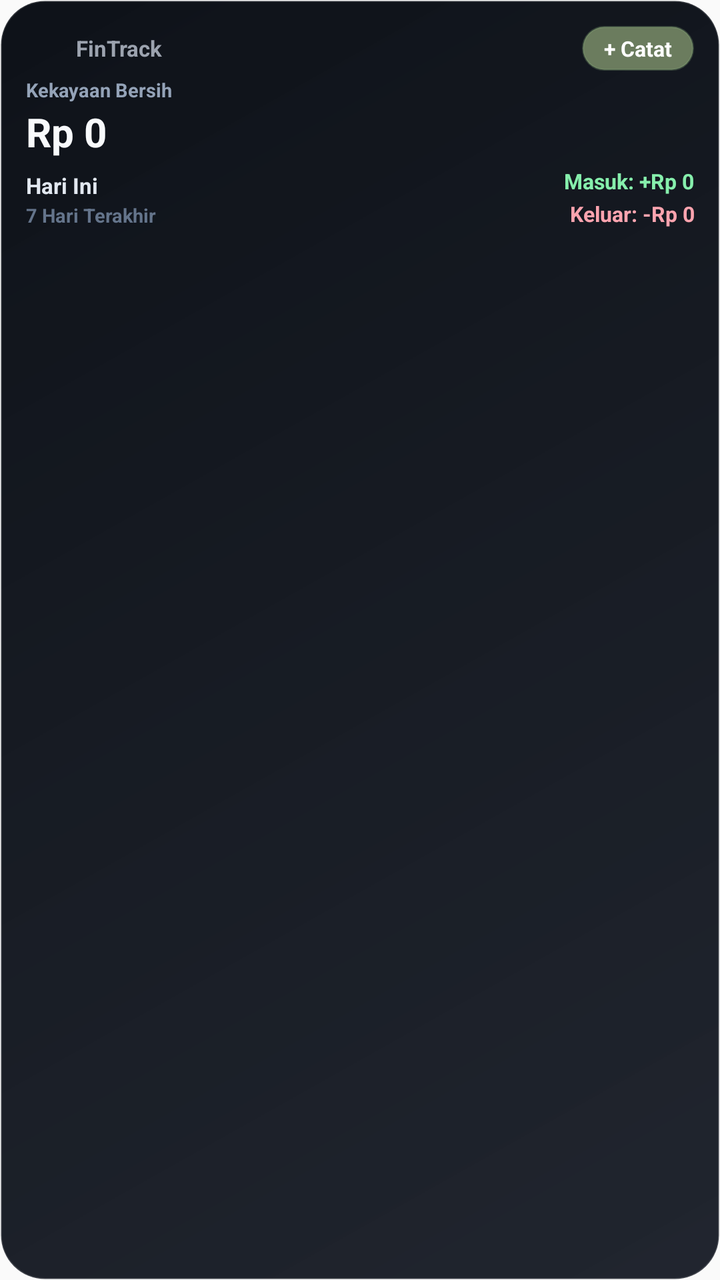
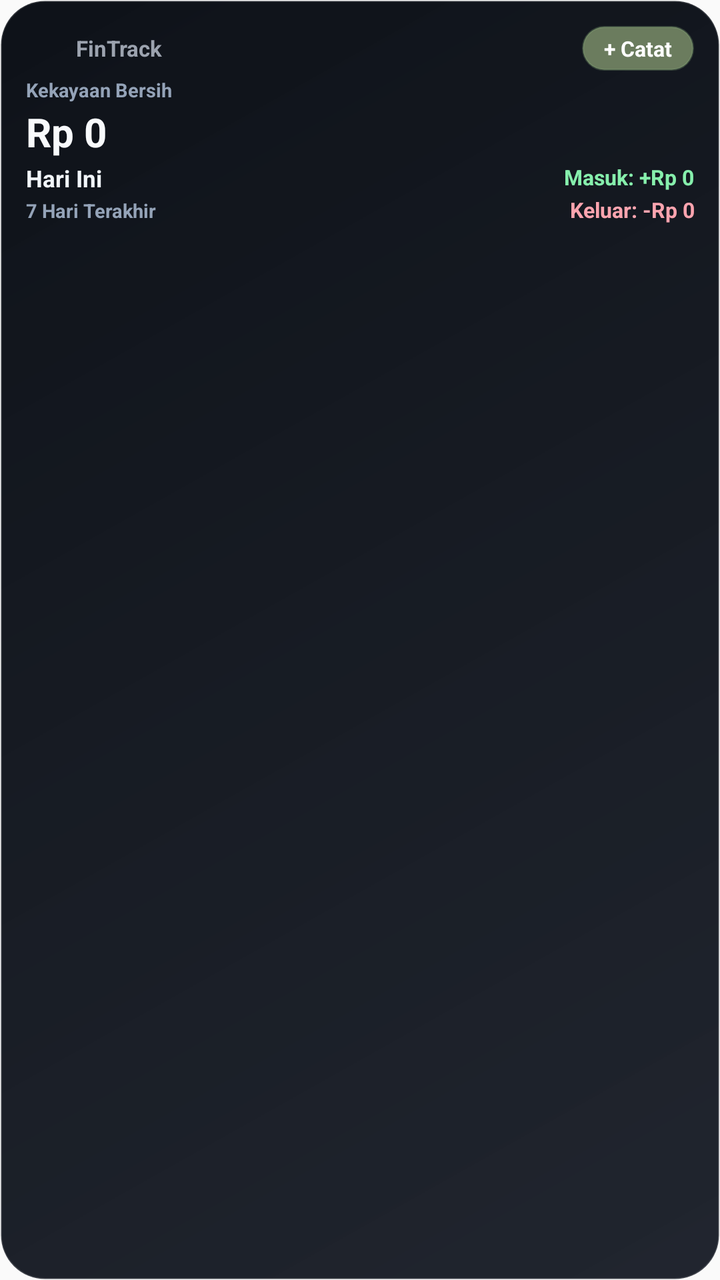

Before-and-after screenshots of an Android layout around one commit, followed by the original layout XML and the change that was made.
<!-- AndroidManifest.xml: application theme AppTheme -->
<!-- res/layout/widget_fintrack_balance.xml -->
<?xml version="1.0" encoding="utf-8"?>
<LinearLayout xmlns:android="http://schemas.android.com/apk/res/android"
    android:id="@+id/widget_container"
    android:layout_width="match_parent"
    android:layout_height="match_parent"
    android:background="@drawable/widget_bg"
    android:orientation="vertical"
    android:padding="13dp">

    
    <LinearLayout
        android:layout_width="match_parent"
        android:layout_height="wrap_content"
        android:gravity="center_vertical"
        android:orientation="horizontal">

        <ImageView
            android:layout_width="18dp"
            android:layout_height="18dp"
            android:src="@mipmap/ic_launcher"
            android:contentDescription="@string/app_name" />

        <TextView
            android:layout_width="0dp"
            android:layout_height="wrap_content"
            android:layout_marginStart="7dp"
            android:layout_weight="1"
            android:text="FinTrack"
            android:textColor="#9CA3AF"
            android:textSize="11sp"
            android:textStyle="bold" />

        <TextView
            android:id="@+id/widget_btn_add"
            android:layout_width="wrap_content"
            android:layout_height="wrap_content"
            android:background="@drawable/widget_btn_bg"
            android:paddingStart="11dp"
            android:paddingTop="4dp"
            android:paddingEnd="11dp"
            android:paddingBottom="4dp"
            android:text="+ Catat"
            android:textColor="#FFFFFF"
            android:textSize="10.5sp"
            android:textStyle="bold" />
    </LinearLayout>

    
    <TextView
        android:id="@+id/widget_balance_label"
        android:layout_width="wrap_content"
        android:layout_height="wrap_content"
        android:layout_marginTop="3dp"
        android:text="Kekayaan Bersih"
        android:textColor="#94A3B8"
        android:textSize="9.5sp"
        android:textStyle="bold" />

    <LinearLayout
        android:layout_width="match_parent"
        android:layout_height="wrap_content"
        android:gravity="center_vertical"
        android:orientation="horizontal"
        android:layout_marginTop="1dp">

        <TextView
            android:id="@+id/widget_total_balance"
            android:layout_width="wrap_content"
            android:layout_height="wrap_content"
            android:maxLines="1"
            android:ellipsize="end"
            android:text="Rp 0"
            android:textColor="#F8FAFC"
            android:textSize="20sp"
            android:textStyle="bold" />

        <TextView
            android:id="@+id/widget_today_net"
            android:layout_width="wrap_content"
            android:layout_height="wrap_content"
            android:layout_marginStart="8dp"
            android:maxLines="1"
            android:ellipsize="end"
            android:text="+Rp 0"
            android:textColor="#86EFAC"
            android:textSize="12sp"
            android:textStyle="bold"
            android:visibility="gone" />
    </LinearLayout>

    
    <ImageView
        android:id="@+id/widget_sparkline"
        android:layout_width="match_parent"
        android:layout_height="48dp"
        android:layout_marginTop="3dp"
        android:layout_marginBottom="3dp"
        android:scaleType="fitXY"
        android:visibility="gone"
        android:contentDescription="Tren Kekayaan Bersih" />

    
    <LinearLayout
        android:layout_width="match_parent"
        android:layout_height="wrap_content"
        android:layout_marginTop="4dp"
        android:gravity="bottom|center_vertical"
        android:orientation="horizontal">

        
        <LinearLayout
            android:layout_width="0dp"
            android:layout_height="wrap_content"
            android:layout_weight="1"
            android:gravity="start|center_vertical"
            android:orientation="vertical">

            <TextView
                android:id="@+id/widget_date_text"
                android:layout_width="wrap_content"
                android:layout_height="wrap_content"
                android:maxLines="1"
                android:ellipsize="end"
                android:text="Hari Ini"
                android:textColor="#E2E8F0"
                android:textSize="11sp"
                android:textStyle="bold" />

            <TextView
                android:id="@+id/widget_period_label"
                android:layout_width="wrap_content"
                android:layout_height="wrap_content"
                android:layout_marginTop="1dp"
                android:maxLines="1"
                android:ellipsize="end"
                android:text="7 Hari Terakhir"
                android:textColor="#64748B"
                android:textSize="9.5sp"
                android:textStyle="bold" />
        </LinearLayout>

        
        <LinearLayout
            android:layout_width="wrap_content"
            android:layout_height="wrap_content"
            android:gravity="end|center_vertical"
            android:orientation="vertical">

            <TextView
                android:id="@+id/widget_income_text"
                android:layout_width="wrap_content"
                android:layout_height="wrap_content"
                android:gravity="end"
                android:maxLines="1"
                android:ellipsize="end"
                android:text="Masuk: +Rp 0"
                android:textColor="#86EFAC"
                android:textSize="10.5sp"
                android:textStyle="bold" />

            <TextView
                android:id="@+id/widget_expense_text"
                android:layout_width="wrap_content"
                android:layout_height="wrap_content"
                android:layout_marginTop="2dp"
                android:gravity="end"
                android:maxLines="1"
                android:ellipsize="end"
                android:text="Keluar: -Rp 0"
                android:textColor="#FDA4AF"
                android:textSize="10.5sp"
                android:textStyle="bold" />
        </LinearLayout>
    </LinearLayout>

</LinearLayout>
<!-- resources referenced by this layout -->
<resources>
  <!-- drawable widget_bg (drawable) -->
  <?xml version="1.0" encoding="utf-8"?>
  <shape xmlns:android="http://schemas.android.com/apk/res/android"
      android:shape="rectangle">
      <gradient
          android:startColor="#F0131822"
          android:endColor="#FA090D14"
          android:angle="135" />
      <corners android:radius="22dp" />
      <stroke
          android:width="1dp"
          android:color="#26FFFFFF" />
  </shape>
  <!-- drawable widget_btn_bg (drawable) -->
  <?xml version="1.0" encoding="utf-8"?>
  <shape xmlns:android="http://schemas.android.com/apk/res/android"
      android:shape="rectangle">
      <solid android:color="#6B7C5E" />
      <corners android:radius="14dp" />
      <stroke
          android:width="1dp"
          android:color="#4D86A879" />
  </shape>
  <!-- mipmap ic_launcher (mipmap-anydpi-v26) -->
  <?xml version="1.0" encoding="utf-8"?>
  <adaptive-icon xmlns:android="http://schemas.android.com/apk/res/android">
      <background android:drawable="@color/ic_launcher_background"/>
      <foreground android:drawable="@drawable/ic_launcher_foreground"/>
  </adaptive-icon>
  <string name="app_name">FinTrack</string>
  <style name="AppTheme" parent="Theme.AppCompat.Light.DarkActionBar">
          
          <item name="colorPrimary">@color/colorPrimary</item>
          <item name="colorPrimaryDark">@color/colorPrimaryDark</item>
          <item name="colorAccent">@color/colorAccent</item>
      </style>
  <color name="ic_launcher_background">#18221B</color>
  <!-- drawable ic_launcher_foreground (drawable-v24) -->
  <vector xmlns:android="http://schemas.android.com/apk/res/android"
      android:width="108dp"
      android:height="108dp"
      android:viewportWidth="108"
      android:viewportHeight="108">
      
      <path
          android:fillColor="#4C6B54"
          android:pathData="M30.5,63 L37.5,63 C38.88,63 40,64.12 40,65.5 L40,75.5 C40,76.88 38.88,78 37.5,78 L30.5,78 C29.12,78 28,76.88 28,75.5 L28,65.5 C28,64.12 29.12,63 30.5,63 Z" />
      
      <path
          android:fillColor="#8AA68F"
          android:pathData="M50.5,51 L57.5,51 C58.88,51 60,52.12 60,53.5 L60,75.5 C60,76.88 58.88,78 57.5,78 L50.5,78 C49.12,78 48,76.88 48,75.5 L48,53.5 C48,52.12 49.12,51 50.5,51 Z" />
      
      <path
          android:fillColor="#A15A42"
          android:pathData="M70.5,34 L77.5,34 C78.88,34 80,35.12 80,36.5 L80,75.5 C80,76.88 78.88,78 77.5,78 L70.5,78 C69.12,78 68,76.88 68,75.5 L68,36.5 C68,35.12 69.12,34 70.5,34 Z" />
      
      <path
          android:fillColor="#F3EEE2"
          android:pathData="M74,34 L80,34 L80,40 Z" />
  </vector>
  <color name="colorPrimary">#0F1218</color>
  <color name="colorPrimaryDark">#0B0F1A</color>
  <color name="colorAccent">#6B7C5E</color>
</resources>

<!-- the commit's change to res/layout/widget_fintrack_balance.xml (unified diff, before → after) -->
@@ -92,9 +92,10 @@
     <ImageView
         android:id="@+id/widget_sparkline"
         android:layout_width="match_parent"
-        android:layout_height="48dp"
-        android:layout_marginTop="3dp"
-        android:layout_marginBottom="3dp"
+        android:layout_height="0dp"
+        android:layout_weight="1"
+        android:layout_marginTop="2dp"
+        android:layout_marginBottom="2dp"
         android:scaleType="fitXY"
         android:visibility="gone"
         android:contentDescription="Tren Kekayaan Bersih" />
@@ -103,8 +104,8 @@
     <LinearLayout
         android:layout_width="match_parent"
         android:layout_height="wrap_content"
-        android:layout_marginTop="4dp"
-        android:gravity="bottom|center_vertical"
+        android:layout_marginTop="2dp"
+        android:gravity="center_vertical"
         android:orientation="horizontal">
 
         
@@ -122,19 +123,19 @@
                 android:maxLines="1"
                 android:ellipsize="end"
                 android:text="Hari Ini"
-                android:textColor="#E2E8F0"
-                android:textSize="11sp"
+                android:textColor="#F1F5F9"
+                android:textSize="11.5sp"
                 android:textStyle="bold" />
 
             <TextView
                 android:id="@+id/widget_period_label"
                 android:layout_width="wrap_content"
                 android:layout_height="wrap_content"
-                android:layout_marginTop="1dp"
+                android:layout_marginTop="1.5dp"
                 android:maxLines="1"
                 android:ellipsize="end"
                 android:text="7 Hari Terakhir"
-                android:textColor="#64748B"
+                android:textColor="#94A3B8"
                 android:textSize="9.5sp"
                 android:textStyle="bold" />
         </LinearLayout>
